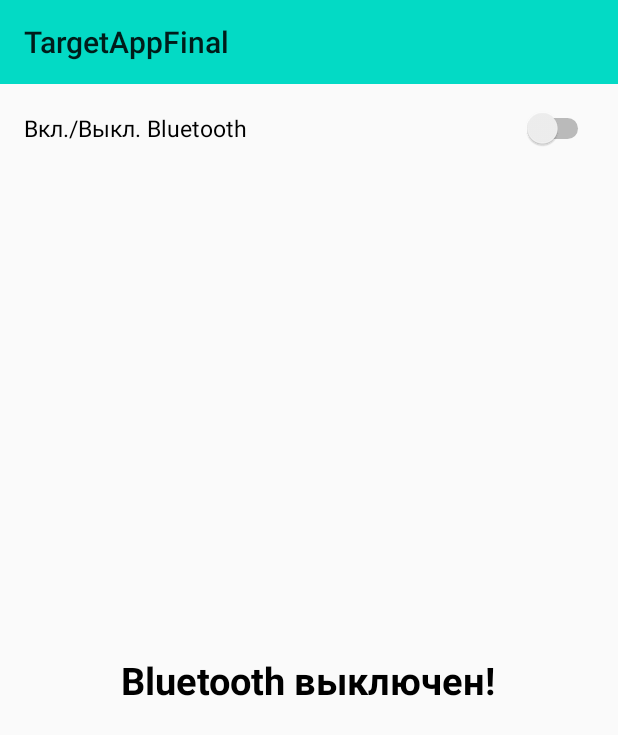
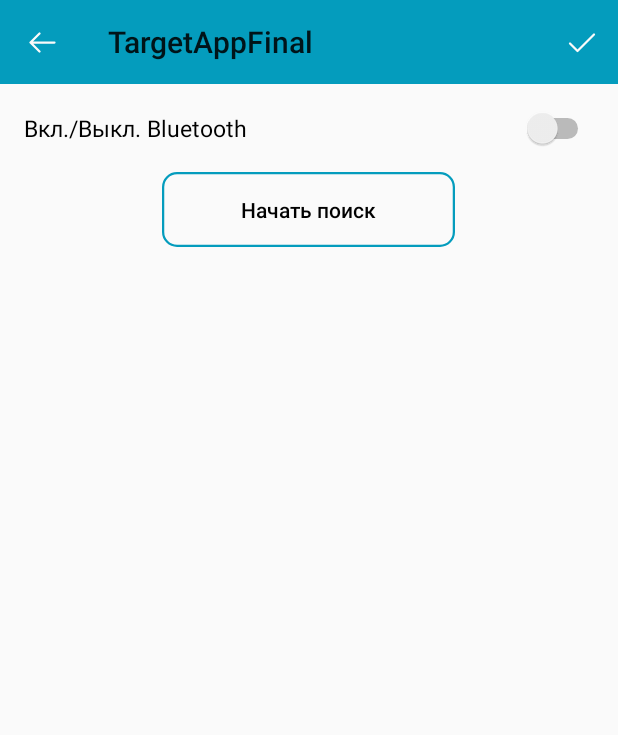
Before and after one commit to evgen4m/TargetsAppFinal, an Android app: the BtConnectActivity screen opened directly, with no data from a screen before it, on a phone screen of 412 x 824 dp. Shown: the top 735 px of the screen. Run offline under Robolectric (Android 15) with nearby library versions, the phone set to English and light mode, and no system bars.

Commit message:
Настройка макета и функционала BtConnectActivity.kt

```diff
--- a/app/src/main/java/com/esoft/targetappfinal/activity/BtConnectActivity.kt
+++ b/app/src/main/java/com/esoft/targetappfinal/activity/BtConnectActivity.kt
@@ -10,6 +10,8 @@ import android.content.Intent
 import android.content.IntentFilter
 import android.content.pm.PackageManager
 import android.os.Bundle
+import android.view.Menu
+import android.view.MenuItem
 import android.view.View
 import android.widget.CompoundButton
 import androidx.appcompat.app.AppCompatActivity
@@ -34,6 +36,10 @@ class BtConnectActivity : AppCompatActivity(), CompoundButton.OnCheckedChangeLis
         setContentView(R.layout.activity_bt_connect)
 
         setSupportActionBar(toolbar)
+        toolbar.setNavigationIcon(R.drawable.ic_toolbar_onback);
+        toolbar.setNavigationOnClickListener {
+            onBackPressed()
+        }
 
         val filter = IntentFilter()
         filter.addAction(BluetoothAdapter.ACTION_DISCOVERY_STARTED)
@@ -169,4 +175,22 @@ class BtConnectActivity : AppCompatActivity(), CompoundButton.OnCheckedChangeLis
         frame_noConnect.visibility = View.VISIBLE
         frame_getDevices.visibility = View.GONE
     }
+
+    override fun onCreateOptionsMenu(menu: Menu?): Boolean {
+        val inflater = menuInflater
+        inflater.inflate(R.menu.bt_connect_menu, menu)
+        return super.onCreateOptionsMenu(menu)
+    }
+
+
+
+    override fun onOptionsItemSelected(item: MenuItem): Boolean {
+        when (item.itemId) {
+            R.id.btn_bt_connect -> {
+
+            }
+        }
+        return super.onOptionsItemSelected(item)
+    }
+
 }
--- a/app/src/main/java/com/esoft/targetappfinal/adapter/BtListAdapter.java
+++ b/app/src/main/java/com/esoft/targetappfinal/adapter/BtListAdapter.java
@@ -16,6 +16,8 @@ import androidx.recyclerview.widget.RecyclerView;
 
 import com.esoft.targetappfinal.R;
 import com.esoft.targetappfinal.bluetooth.BtConstKt;
+
+import org.w3c.dom.Text;
 
 import java.util.ArrayList;
 import java.util.List;
@@ -63,6 +65,7 @@ public class BtListAdapter extends BaseAdapter {
             viewHolder.btName = convertView.findViewById(R.id.tv_name);
             viewHolder.btAdress = convertView.findViewById(R.id.tv_address);
             viewHolder.chBtSelected = convertView.findViewById(R.id.chConnection);
+            //viewHolder.bt_position = convertView.findViewById(R.id.tv_position);
             convertView.setTag(viewHolder);
             lisViewHolders.add(viewHolder);
         }else{
@@ -112,6 +115,7 @@ public class BtListAdapter extends BaseAdapter {
     }
 
     static class ViewHolder {
+        TextView bt_position;
         TextView btName;
         TextView btAdress;
         CheckBox chBtSelected;
--- /dev/null
+++ b/app/src/main/res/drawable/ic_bt_connect.xml
@@ -0,0 +1,11 @@
+<vector xmlns:android="http://schemas.android.com/apk/res/android"
+    android:width="195dp"
+    android:height="50dp"
+    android:viewportWidth="195"
+    android:viewportHeight="50">
+  <path
+      android:pathData="M10,0.75L185,0.75A9.25,9.25 0,0 1,194.25 10L194.25,40A9.25,9.25 0,0 1,185 49.25L10,49.25A9.25,9.25 0,0 1,0.75 40L0.75,10A9.25,9.25 0,0 1,10 0.75z"
+      android:strokeWidth="1.5"
+      android:fillColor="#00000000"
+      android:strokeColor="#049CBD"/>
+</vector>
--- /dev/null
+++ b/app/src/main/res/drawable/ic_toolbar_connect.xml
@@ -0,0 +1,13 @@
+<vector xmlns:android="http://schemas.android.com/apk/res/android"
+    android:width="24dp"
+    android:height="24dp"
+    android:viewportWidth="24"
+    android:viewportHeight="24">
+  <path
+      android:pathData="M20.0001,7L9.0001,18L4,13"
+      android:strokeLineJoin="round"
+      android:strokeWidth="1.5"
+      android:fillColor="#00000000"
+      android:strokeColor="#FAFAFA"
+      android:strokeLineCap="round"/>
+</vector>
--- /dev/null
+++ b/app/src/main/res/drawable/ic_toolbar_onback.xml
@@ -0,0 +1,13 @@
+<vector xmlns:android="http://schemas.android.com/apk/res/android"
+    android:width="18dp"
+    android:height="14dp"
+    android:viewportWidth="18"
+    android:viewportHeight="14">
+  <path
+      android:pathData="M1,7L17,7M1,7L7,1M1,7L7,13"
+      android:strokeLineJoin="round"
+      android:strokeWidth="1.5"
+      android:fillColor="#00000000"
+      android:strokeColor="#FAFAFA"
+      android:strokeLineCap="round"/>
+</vector>
--- a/app/src/main/res/layout/activity_bt_connect.xml
+++ b/app/src/main/res/layout/activity_bt_connect.xml
@@ -10,9 +10,10 @@
         android:id="@+id/toolbar"
         android:layout_width="match_parent"
         android:layout_height="wrap_content"
-        android:background="@color/teal_200"
+        android:background="@color/toolbarColor"
         android:layout_gravity="top"
-        app:layout_constraintTop_toTopOf="parent"/>
+        app:layout_constraintTop_toTopOf="parent">
+    </androidx.appcompat.widget.Toolbar>
 
     <LinearLayout
         android:id="@+id/frame_options"
@@ -38,7 +39,7 @@
             android:id="@+id/frame_noConnect"
             android:layout_width="match_parent"
             android:layout_height="match_parent"
-            android:visibility="visible">
+            android:visibility="gone">
 
             <TextView
                 android:id="@+id/tv_message"
@@ -66,11 +67,14 @@
                 android:layout_width="wrap_content"
                 android:layout_height="wrap_content"
                 android:layout_gravity="center"
-                android:layout_marginTop="8dp"
+                android:layout_marginTop="15dp"
+                android:background="@drawable/ic_bt_connect"
+                android:clickable="true"
                 android:text="@string/enable_search"
                 android:textAllCaps="false"
                 android:textColor="@color/black"
-                android:textStyle="normal">
+                android:textStyle="normal"
+                android:focusable="true">
 
             </Button>
 
--- /dev/null
+++ b/app/src/main/res/menu/bt_connect_menu.xml
@@ -0,0 +1,11 @@
+<?xml version="1.0" encoding="utf-8"?>
+<menu xmlns:android="http://schemas.android.com/apk/res/android"
+    xmlns:app="http://schemas.android.com/apk/res-auto">
+
+    <item
+        android:id="@+id/btn_bt_connect"
+        android:icon="@drawable/ic_toolbar_connect"
+        app:showAsAction="ifRoom"
+        android:title="Подключение" />
+
+</menu>
```
Also changed, not shown: app/src/main/java/com/esoft/targetappfinal/activity/MainActivity.kt (+6 -4 lines), app/src/main/res/layout/list_item.xml (+19 -9 lines).
